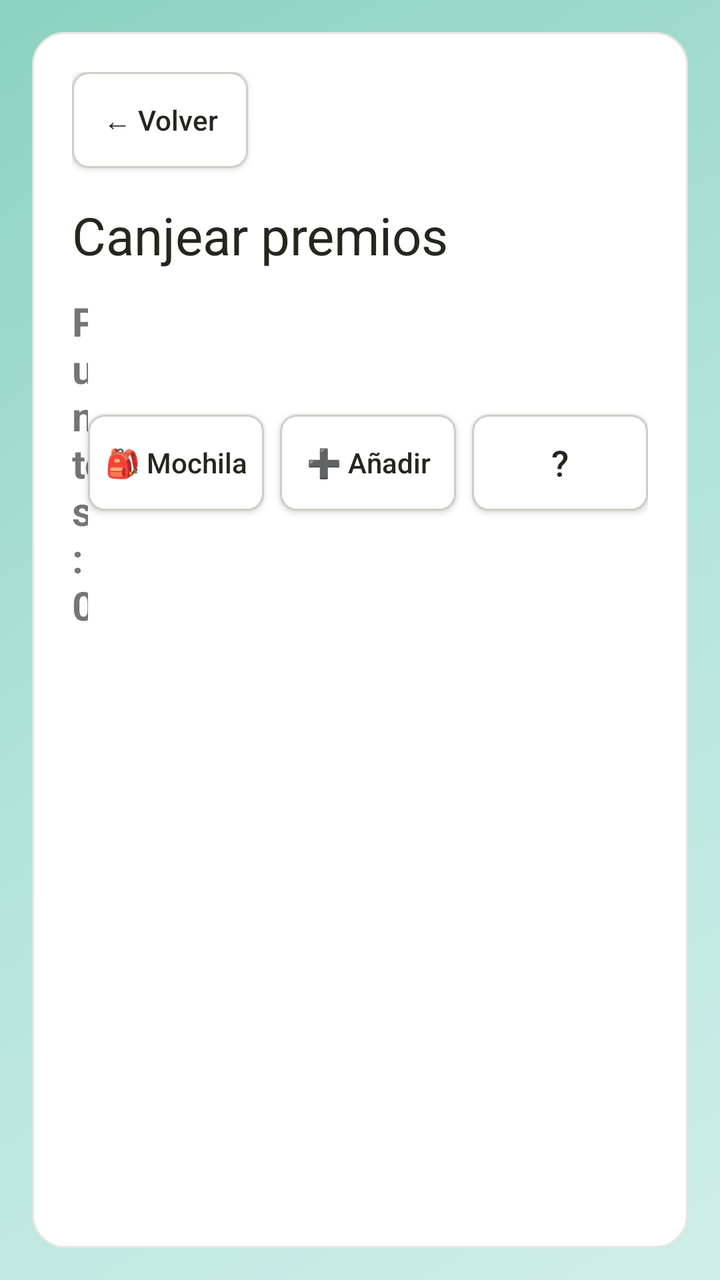
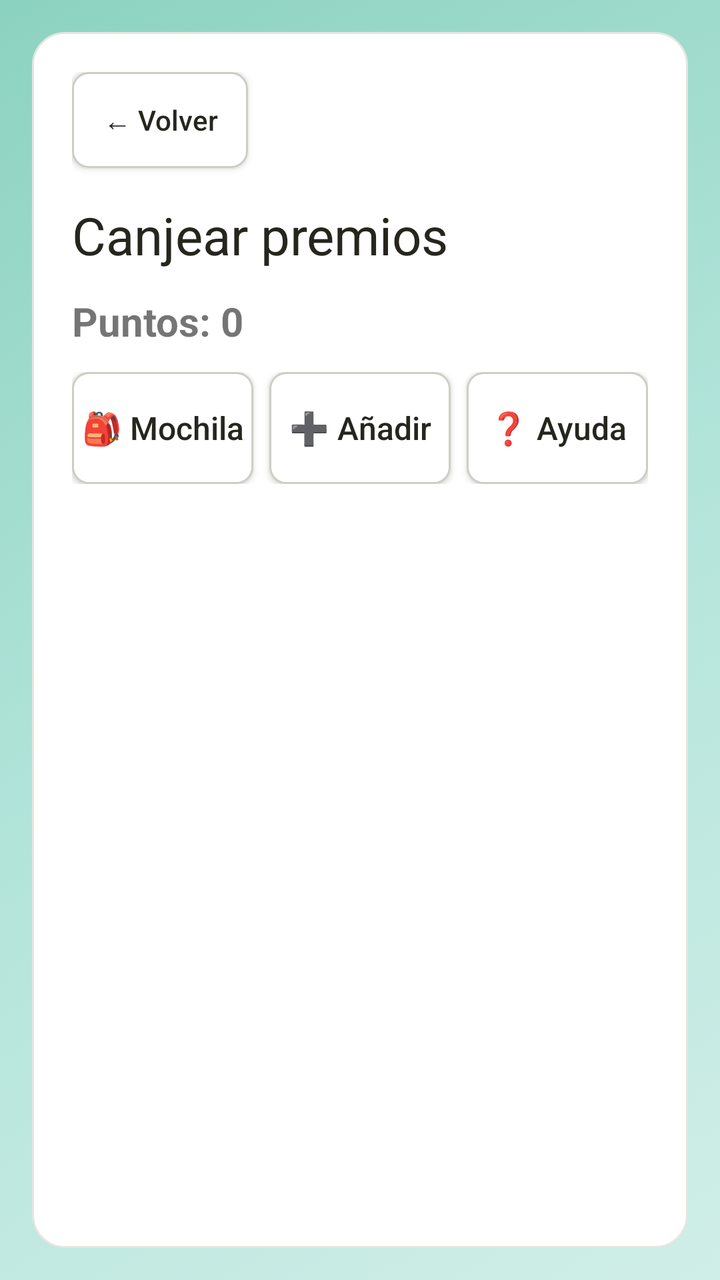

Screens rendered from an Android XML layout before and after an edit, with the pre-edit source and the edit as a unified diff.
<!-- AndroidManifest.xml: application theme Theme.AppCompat.Light.NoActionBar -->
<!-- res/layout/activity_rewards.xml -->
<?xml version="1.0" encoding="utf-8"?>
<ScrollView xmlns:android="http://schemas.android.com/apk/res/android"
    android:layout_width="match_parent"
    android:layout_height="match_parent"
    android:background="@drawable/bg_gradient_anim"
    android:padding="16dp"
    android:fillViewport="true">

    <LinearLayout
        android:layout_width="match_parent"
        android:layout_height="wrap_content"
        android:background="@drawable/pastel_panel"
        android:orientation="vertical"
        android:padding="20dp">

        <Button
            android:id="@+id/backButton"
            android:layout_width="wrap_content"
            android:layout_height="wrap_content"
            android:background="@drawable/button_soft_action"
            android:text="← Volver"
            android:textAllCaps="false"
            android:textColor="@color/ink" />

        <TextView
            android:layout_width="wrap_content"
            android:layout_height="wrap_content"
            android:layout_marginTop="16dp"
            android:text="Canjear premios"
            android:textSize="26sp"
            android:textColor="@color/ink" />

        <LinearLayout
            android:layout_width="match_parent"
            android:layout_height="wrap_content"
            android:layout_marginTop="12dp"
            android:orientation="horizontal"
            android:gravity="center_vertical">

            <TextView
                android:id="@+id/rewardsPointsText"
                android:layout_width="0dp"
                android:layout_height="wrap_content"
                android:layout_weight="1"
                android:text="Puntos: 0"
                android:textSize="20sp"
                android:textStyle="bold" />

            <Button
                android:id="@+id/prizeBagButton"
                android:layout_width="wrap_content"
                android:layout_height="wrap_content"
                android:background="@drawable/button_soft_action"
                android:text="🎒 Mochila"
                android:textAllCaps="false"
                android:textColor="@color/ink" />

            <Button
                android:id="@+id/addRewardButton"
                android:layout_width="wrap_content"
                android:layout_height="wrap_content"
                android:layout_marginStart="8dp"
                android:background="@drawable/button_soft_action"
                android:text="➕ Añadir"
                android:textAllCaps="false"
                android:textColor="@color/ink" />

            <Button
                android:id="@+id/helpButton"
                android:layout_width="wrap_content"
                android:layout_height="wrap_content"
                android:layout_marginStart="8dp"
                android:background="@drawable/button_soft_action"
                android:text="?"
                android:textAllCaps="false"
                android:textColor="@color/ink"
                android:textSize="18sp"
                android:paddingStart="12dp"
                android:paddingEnd="12dp" />

        </LinearLayout>

        <LinearLayout
            android:id="@+id/rewardsContainer"
            android:layout_width="match_parent"
            android:layout_height="wrap_content"
            android:layout_marginTop="20dp"
            android:orientation="vertical" />
    </LinearLayout>
</ScrollView>
<!-- resources referenced by this layout -->
<resources>
  <color name="ink">#26251e</color>
  <!-- drawable bg_gradient_anim (drawable) -->
  ﻿<?xml version="1.0" encoding="utf-8"?>
  <animation-list xmlns:android="http://schemas.android.com/apk/res/android"
      android:oneshot="false">
      <item android:duration="3000">
          <shape android:shape="rectangle">
              <gradient
                  android:angle="135"
                  android:startColor="#FFD0EEE8"
                  android:centerColor="#FFB2E4DA"
                  android:endColor="#FF8CD2C0"
                  android:type="linear" />
          </shape>
      </item>
      <item android:duration="3000">
          <shape android:shape="rectangle">
              <gradient
                  android:angle="45"
                  android:startColor="#FF8CD2C0"
                  android:centerColor="#FFA8DDD2"
                  android:endColor="#FFD0EEE8"
                  android:type="linear" />
          </shape>
      </item>
      <item android:duration="3000">
          <shape android:shape="rectangle">
              <gradient
                  android:angle="90"
                  android:startColor="#FFB2E4DA"
                  android:centerColor="#FFD0EEE8"
                  android:endColor="#FF8CD2C0"
                  android:type="linear" />
          </shape>
      </item>
      <item android:duration="3000">
          <shape android:shape="rectangle">
              <gradient
                  android:angle="270"
                  android:startColor="#FFEAF7F4"
                  android:centerColor="#FF8CD2C0"
                  android:endColor="#FFB2E4DA"
                  android:type="linear" />
          </shape>
      </item>
  </animation-list>
  <!-- drawable button_soft_action (drawable) -->
  ﻿<?xml version="1.0" encoding="utf-8"?>
  <ripple xmlns:android="http://schemas.android.com/apk/res/android"
      android:color="#FF70BFA9">
      <item android:id="@android:id/mask">
          <shape android:shape="rectangle">
              <solid android:color="#FFFFFFFF" />
              <corners android:radius="8dp" />
          </shape>
      </item>
      <item>
          <selector>
              <item android:state_pressed="true">
                  <shape android:shape="rectangle">
                      <solid android:color="#FFB2E4DA" />
                      <corners android:radius="8dp" />
                      <stroke android:width="2dp" android:color="#FF70BFA9" />
                  </shape>
              </item>
              <item>
                  <shape android:shape="rectangle">
                      <solid android:color="@color/surface_card" />
                      <corners android:radius="8dp" />
                      <stroke android:width="1dp" android:color="@color/hairline_strong" />
                  </shape>
              </item>
          </selector>
      </item>
  </ripple>
  <!-- drawable pastel_panel (drawable) -->
  <?xml version="1.0" encoding="utf-8"?>
  <shape xmlns:android="http://schemas.android.com/apk/res/android"
      android:shape="rectangle">
      <solid android:color="@android:color/white" />
      <corners android:radius="16dp" />
      <stroke
          android:width="1dp"
          android:color="@color/hairline" />
  </shape>
  <color name="surface_card">#ffffff</color>
  <color name="hairline_strong">#cfcdc4</color>
  <color name="hairline">#e6e5e0</color>
</resources>

<!-- the commit's change to res/layout/activity_rewards.xml (unified diff, before → after) -->
@@ -30,53 +30,60 @@
             android:textSize="26sp"
             android:textColor="@color/ink" />
 
+        <TextView
+            android:id="@+id/rewardsPointsText"
+            android:layout_width="match_parent"
+            android:layout_height="wrap_content"
+            android:layout_marginTop="12dp"
+            android:text="Puntos: 0"
+            android:textSize="20sp"
+            android:textStyle="bold" />
+
         <LinearLayout
             android:layout_width="match_parent"
             android:layout_height="wrap_content"
             android:layout_marginTop="12dp"
             android:orientation="horizontal"
-            android:gravity="center_vertical">
+            android:gravity="center_vertical"
+            android:baselineAligned="false">
 
-            <TextView
-                android:id="@+id/rewardsPointsText"
+            <Button
+                android:id="@+id/prizeBagButton"
                 android:layout_width="0dp"
                 android:layout_height="wrap_content"
                 android:layout_weight="1"
-                android:text="Puntos: 0"
-                android:textSize="20sp"
-                android:textStyle="bold" />
-
-            <Button
-                android:id="@+id/prizeBagButton"
-                android:layout_width="wrap_content"
-                android:layout_height="wrap_content"
+                android:minHeight="56dp"
                 android:background="@drawable/button_soft_action"
                 android:text="🎒 Mochila"
                 android:textAllCaps="false"
-                android:textColor="@color/ink" />
+                android:textColor="@color/ink"
+                android:textSize="16sp" />
 
             <Button
                 android:id="@+id/addRewardButton"
-                android:layout_width="wrap_content"
+                android:layout_width="0dp"
                 android:layout_height="wrap_content"
+                android:layout_weight="1"
                 android:layout_marginStart="8dp"
+                android:minHeight="56dp"
                 android:background="@drawable/button_soft_action"
                 android:text="➕ Añadir"
                 android:textAllCaps="false"
-                android:textColor="@color/ink" />
+                android:textColor="@color/ink"
+                android:textSize="16sp" />
 
             <Button
                 android:id="@+id/helpButton"
-                android:layout_width="wrap_content"
+                android:layout_width="0dp"
                 android:layout_height="wrap_content"
+                android:layout_weight="1"
                 android:layout_marginStart="8dp"
+                android:minHeight="56dp"
                 android:background="@drawable/button_soft_action"
-                android:text="?"
+                android:text="❓ Ayuda"
                 android:textAllCaps="false"
                 android:textColor="@color/ink"
-                android:textSize="18sp"
-                android:paddingStart="12dp"
-                android:paddingEnd="12dp" />
+                android:textSize="16sp" />
 
         </LinearLayout>
 
